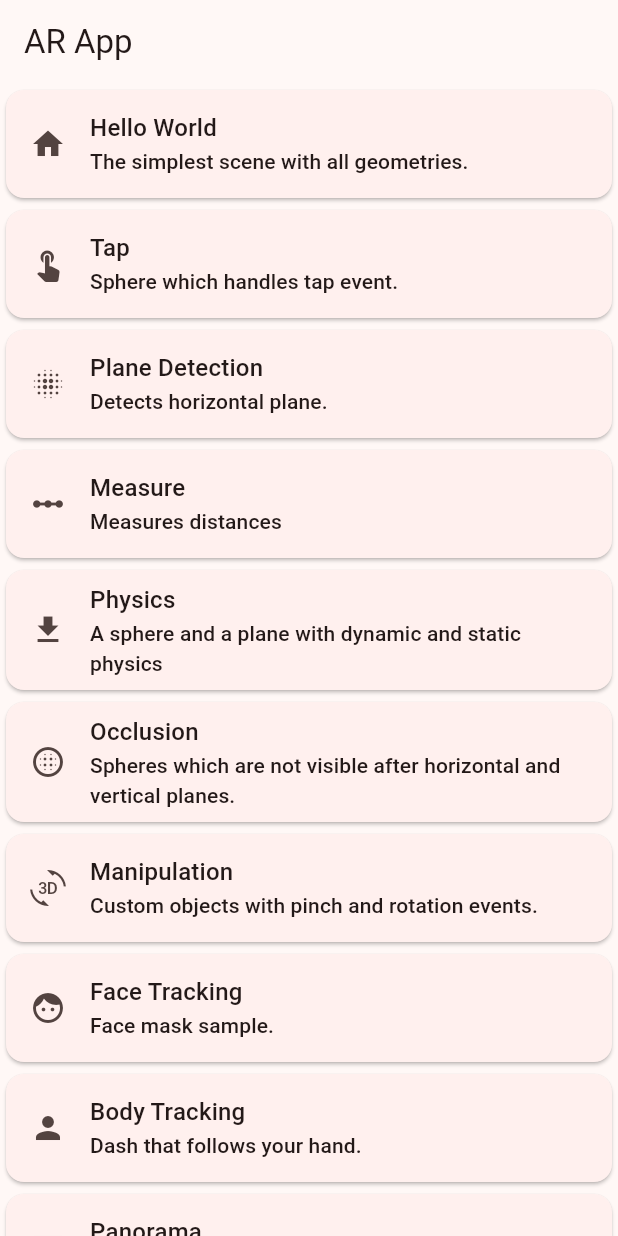
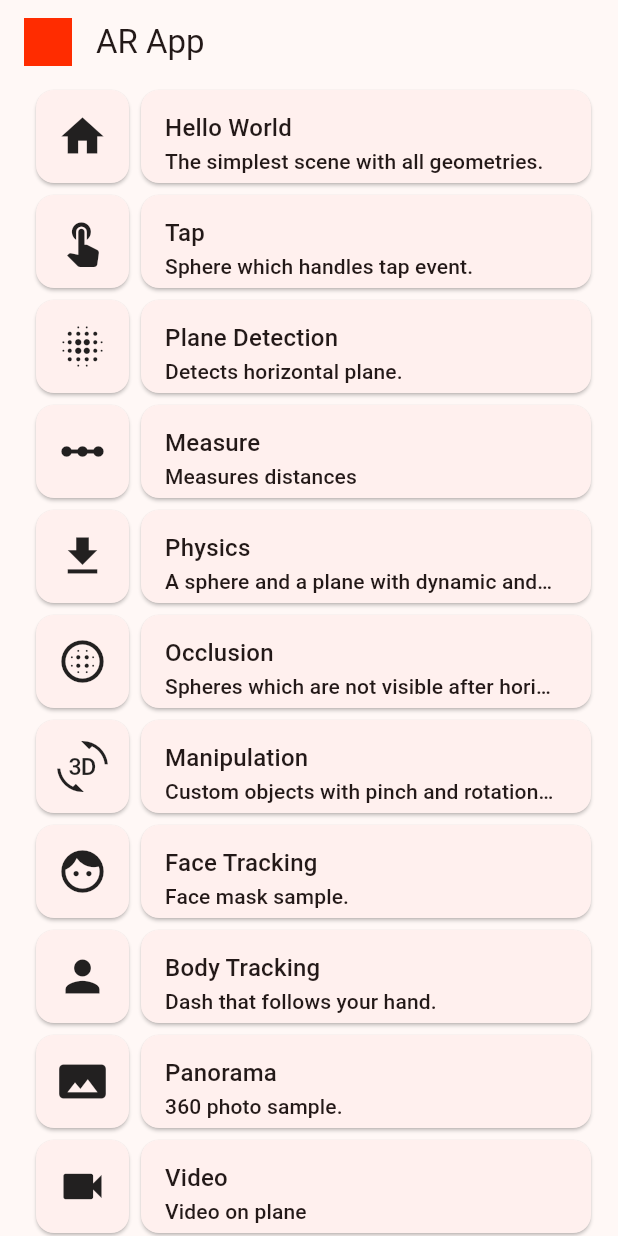
Before and after one commit to Gegerout/flutter_ar_app, a Flutter app: the screen it shows after launch, on a phone screen of 412 x 824 dp. Run offline on Flutter 3.47's test engine with Material 2 defaults, Android fonts, the phone set to English and light mode, and no system bars; our stand-ins replace flutter_svg, just_audio, video_player; missing offline and left inert: arkit_plugin.

Commit message:
colors update

```diff
--- a/lib/screens/home_screen.dart
+++ b/lib/screens/home_screen.dart
@@ -1,4 +1,5 @@
 import 'package:ar_app/utils/screen_card.dart';
+import 'package:flutter_svg/flutter_svg.dart';
 import '../models/screen_model.dart';
 import 'change_icon_screen.dart';
 import 'earth_screen.dart';
@@ -173,17 +174,31 @@ class HomeScreen extends StatelessWidget {
         'Change icon',
         'Changes app icon',
         Icons.app_registration,
-            () => Navigator.of(context).push<void>(
+        () => Navigator.of(context).push<void>(
             MaterialPageRoute(builder: (c) => const ChangeIconScreen())),
       )
     ];
 
     return Scaffold(
       appBar: AppBar(
-        title: const Text('AR App'),
+        title: Row(
+          children: [
+            SvgPicture.asset("assets/icon/icon_new_red.svg",
+              colorFilter:
+              const ColorFilter.mode(Color(0xFFFF2C00), BlendMode.srcIn),
+              semanticsLabel: 'A red up arrow', height: 32, width: 32,),
+            const SizedBox(width: 16,),
+            const Text('AR App')
+          ],
+        ),
       ),
-      body:
-          ListView(children: samples.map((s) => ScreenCard(item: s)).toList()),
+      body: ListView(
+          children: samples
+              .map((s) => Padding(
+                    padding: const EdgeInsets.symmetric(horizontal: 20),
+                    child: ScreenCard(item: s),
+                  ))
+              .toList()),
     );
   }
 }
--- a/lib/utils/screen_card.dart
+++ b/lib/utils/screen_card.dart
@@ -10,11 +10,48 @@ class ScreenCard extends StatelessWidget {
 
   @override
   Widget build(BuildContext context) {
-    return Card(
+    // return Card(
+    //   shape: RoundedRectangleBorder(borderRadius: BorderRadius.circular(18)),
+    //   margin: EdgeInsets.zero,
+    //   child: InkWell(
+    //     onTap: () => item.onTap(),
+    //     child: ListTile(
+    //       leading: Icon(item.icon),
+    //       title: Text(
+    //         item.title,
+    //         style: Theme.of(context).textTheme.titleMedium,
+    //       ),
+    //       subtitle: Text(
+    //         item.description,
+    //         style: Theme.of(context).textTheme.titleSmall,
+    //         overflow: TextOverflow.ellipsis,
+    //       ),
+    //     ),
+    //   ),
+    // );
+    return Row(
+      children: [
+        SizedBox(
+          width: 70,
+          height: 70,
+          child: Card(
+            child: InkWell(
+                borderRadius: BorderRadius.circular(18),
+                onTap: () => item.onTap(),
+                child: Icon(
+                  item.icon,
+                  size: 34,
+                )),
+          ),
+        ),
+        SizedBox(
+          height: 70,
+          child: Card(
             child: InkWell(
               onTap: () => item.onTap(),
+              child: SizedBox(
+                width: 300,
                 child: ListTile(
-          leading: Icon(item.icon),
                   title: Text(
                     item.title,
                     style: Theme.of(context).textTheme.titleMedium,
@@ -22,9 +59,14 @@ class ScreenCard extends StatelessWidget {
                   subtitle: Text(
                     item.description,
                     style: Theme.of(context).textTheme.titleSmall,
+                    overflow: TextOverflow.ellipsis,
                   ),
                 ),
               ),
+            ),
+          ),
+        ),
+      ],
     );
   }
 }
--- a/pubspec.yaml
+++ b/pubspec.yaml
@@ -15,6 +15,7 @@ dependencies:
   collection: ^1.17.1
   video_player: ^2.7.2
   just_audio: ^0.9.36
+  flutter_svg: ^2.0.9
 
 dev_dependencies:
   flutter_launcher_icons: "^0.13.1"
```
Also changed, not shown: assets/icon/icon_new_red.svg (added), pubspec.lock. Lines whose indentation alone changed are shown as unchanged.
